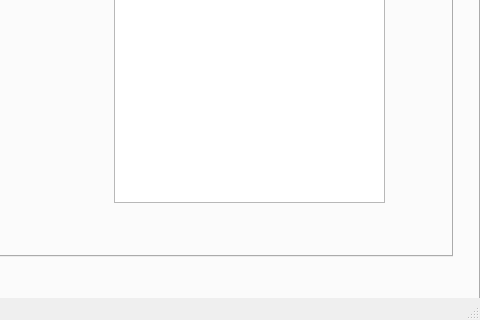
The window that ProyectoQT/Interfaz_Digital_SIgnage_USM/mainwindow.ui (seba-saca/Digital_Signage_USM) describes before a commit, drawn with Qt 5; both pictures show x 800 to 1280 and y 400 to 720 of the 1280 by 720 pixel window.
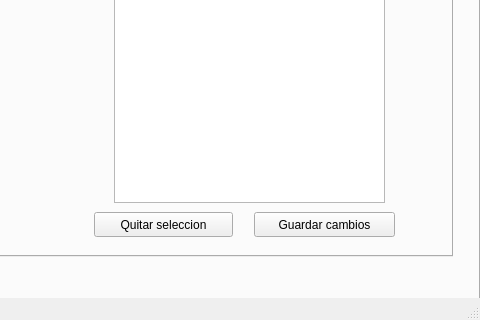
The same window after the commit. The open tabs and pages were chosen to show the change. Icons and pictures are not drawn.

```diff
--- a/ProyectoQT/Interfaz_Digital_SIgnage_USM/mainwindow.ui
+++ b/ProyectoQT/Interfaz_Digital_SIgnage_USM/mainwindow.ui
@@ -643,6 +643,32 @@
          <bool>true</bool>
         </property>
        </widget>
+       <widget class="QPushButton" name="Guardar_cambios_contenido_asignado">
+        <property name="geometry">
+         <rect>
+          <x>650</x>
+          <y>410</y>
+          <width>141</width>
+          <height>25</height>
+         </rect>
+        </property>
+        <property name="text">
+         <string>Guardar cambios</string>
+        </property>
+       </widget>
+       <widget class="QPushButton" name="Quitar_contenido_asignado">
+        <property name="geometry">
+         <rect>
+          <x>490</x>
+          <y>410</y>
+          <width>139</width>
+          <height>25</height>
+         </rect>
+        </property>
+        <property name="text">
+         <string>Quitar seleccion</string>
+        </property>
+       </widget>
       </widget>
       <widget class="QWidget" name="tab_6">
        <attribute name="title">
```
Left out of the diff: 17 changed lines with no effect on the pictures.
